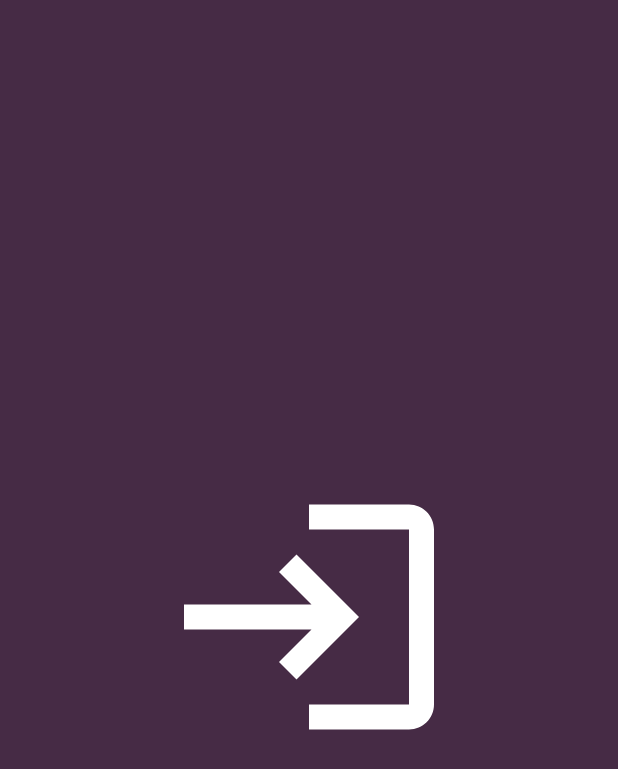
After one commit to monaSaurusRex/Android_Basics, an Android app: the SplashScreenActivity screen opened directly, with no data from a screen before it, on a phone screen of 412 x 824 dp. The commit adds this screen. Shown: the top 769 px of the screen. Run offline under Robolectric (Android 15) with nearby library versions, the phone set to English and light mode, and no system bars.

Commit message:
Added animated splash screen that fades in and fades out.

```diff
--- a/LoginSubsystem/Frontend/UserLogin/app/src/main/AndroidManifest.xml
+++ b/LoginSubsystem/Frontend/UserLogin/app/src/main/AndroidManifest.xml
@@ -16,6 +16,9 @@
         android:usesCleartextTraffic="true"
         tools:targetApi="31">
         <activity
+            android:name=".RegisterActivity"
+            android:exported="false" />
+        <activity
             android:name=".DashboardActivity"
             android:exported="false" />
         <activity
@@ -25,7 +28,7 @@
             android:name=".MainActivity"
             android:exported="false" />
         <activity
-            android:name=".RegisterActivity"
+            android:name=".SplashScreenActivity"
             android:exported="true">
             <intent-filter>
                 <action android:name="android.intent.action.MAIN" />
--- /dev/null
+++ b/LoginSubsystem/Frontend/UserLogin/app/src/main/java/com/example/userlogin/SplashScreenActivity.kt
@@ -0,0 +1,25 @@
+package com.example.userlogin
+
+import android.content.Intent
+import androidx.appcompat.app.AppCompatActivity
+import android.os.Bundle
+import android.widget.ImageView
+
+private lateinit var ivloginIcon: ImageView
+
+class SplashScreenActivity : AppCompatActivity() {
+    override fun onCreate(savedInstanceState: Bundle?) {
+        super.onCreate(savedInstanceState)
+        setContentView(R.layout.activity_splash_screen)
+
+        ivloginIcon = findViewById(R.id.iv_loginIcon)
+
+        ivloginIcon.alpha =0f
+        ivloginIcon.animate().setDuration(1500).alpha(1f).withEndAction {
+            val intent = Intent(this, RegisterActivity::class.java)
+            startActivity(intent)
+            overridePendingTransition(android.R.anim.fade_in,android.R.anim.fade_out)
+            finish()
+        }
+    }
+}
--- /dev/null
+++ b/LoginSubsystem/Frontend/UserLogin/app/src/main/res/drawable/baseline_login_24.xml
@@ -0,0 +1,5 @@
+<vector android:autoMirrored="true" android:height="200dp"
+    android:tint="#FFFFFF" android:viewportHeight="24"
+    android:viewportWidth="24" android:width="200dp" xmlns:android="http://schemas.android.com/apk/res/android">
+    <path android:fillColor="@android:color/white" android:pathData="M11,7L9.6,8.4l2.6,2.6H2v2h10.2l-2.6,2.6L11,17l5,-5L11,7zM20,19h-8v2h8c1.1,0 2,-0.9 2,-2V5c0,-1.1 -0.9,-2 -2,-2h-8v2h8V19z"/>
+</vector>
--- a/LoginSubsystem/Frontend/UserLogin/app/src/main/res/layout/activity_login.xml
+++ b/LoginSubsystem/Frontend/UserLogin/app/src/main/res/layout/activity_login.xml
@@ -67,9 +67,8 @@
         android:id="@+id/btnLogin"
         android:layout_width="match_parent"
         android:layout_height="wrap_content"
-        android:background="@android:color/holo_orange_dark"
         android:text="LOGIN"
-        android:textColor="@android:color/background_dark"
+        android:textColor="@color/white"
         android:textSize="16sp"
         app:layout_constraintBottom_toBottomOf="parent"
         app:layout_constraintEnd_toEndOf="parent"
--- a/LoginSubsystem/Frontend/UserLogin/app/src/main/res/layout/activity_register.xml
+++ b/LoginSubsystem/Frontend/UserLogin/app/src/main/res/layout/activity_register.xml
@@ -67,9 +67,8 @@
         android:id="@+id/btnRegister"
         android:layout_width="match_parent"
         android:layout_height="wrap_content"
-        android:background="@android:color/holo_orange_dark"
         android:text="REGISTER"
-        android:textColor="@android:color/background_dark"
+        android:textColor="@color/white"
         android:textSize="16sp"
         app:layout_constraintBottom_toBottomOf="parent"
         app:layout_constraintEnd_toEndOf="parent"
--- /dev/null
+++ b/LoginSubsystem/Frontend/UserLogin/app/src/main/res/layout/activity_splash_screen.xml
@@ -0,0 +1,22 @@
+<?xml version="1.0" encoding="utf-8"?>
+<androidx.constraintlayout.widget.ConstraintLayout xmlns:android="http://schemas.android.com/apk/res/android"
+    xmlns:app="http://schemas.android.com/apk/res-auto"
+    xmlns:tools="http://schemas.android.com/tools"
+    android:layout_width="match_parent"
+    android:layout_height="match_parent"
+    android:background="@color/colorPrimaryDark"
+    tools:context=".SplashScreenActivity">
+
+    <ImageView
+        android:id="@+id/iv_loginIcon"
+        android:src="@drawable/baseline_login_24"
+        android:layout_width="200dp"
+        android:layout_height="200dp"
+
+        app:layout_constraintBottom_toBottomOf="parent"
+        app:layout_constraintEnd_toEndOf="parent"
+        app:layout_constraintStart_toStartOf="parent"
+        app:layout_constraintTop_toTopOf="parent"
+        app:layout_constraintVertical_bias="0.499" />
+
+</androidx.constraintlayout.widget.ConstraintLayout>
--- a/LoginSubsystem/Frontend/UserLogin/app/src/main/res/values/colors.xml
+++ b/LoginSubsystem/Frontend/UserLogin/app/src/main/res/values/colors.xml
@@ -4,5 +4,5 @@
     <color name="white">#FFFFFFFF</color>
     <color name="colorPrimary">#884A6F</color>
     <color name="colorPrimaryDark">#462B45</color>
-    <color name="colorAccent">#F5EAEF</color>
+    <color name="colorAccent">#FFFCFE</color>
 </resources>
--- a/LoginSubsystem/Frontend/UserLogin/app/src/main/res/values/themes.xml
+++ b/LoginSubsystem/Frontend/UserLogin/app/src/main/res/values/themes.xml
@@ -3,6 +3,7 @@
     <style name="Base.Theme.UserLogin" parent="Theme.Material3.DayNight.NoActionBar">
         <!-- Customize your light theme here. -->
         <!-- <item name="colorPrimary">@color/my_light_primary</item> -->
+        <item name="colorPrimary">@color/colorPrimaryDark</item>
     </style>
 
     <style name="Theme.UserLogin" parent="Base.Theme.UserLogin" />
```
